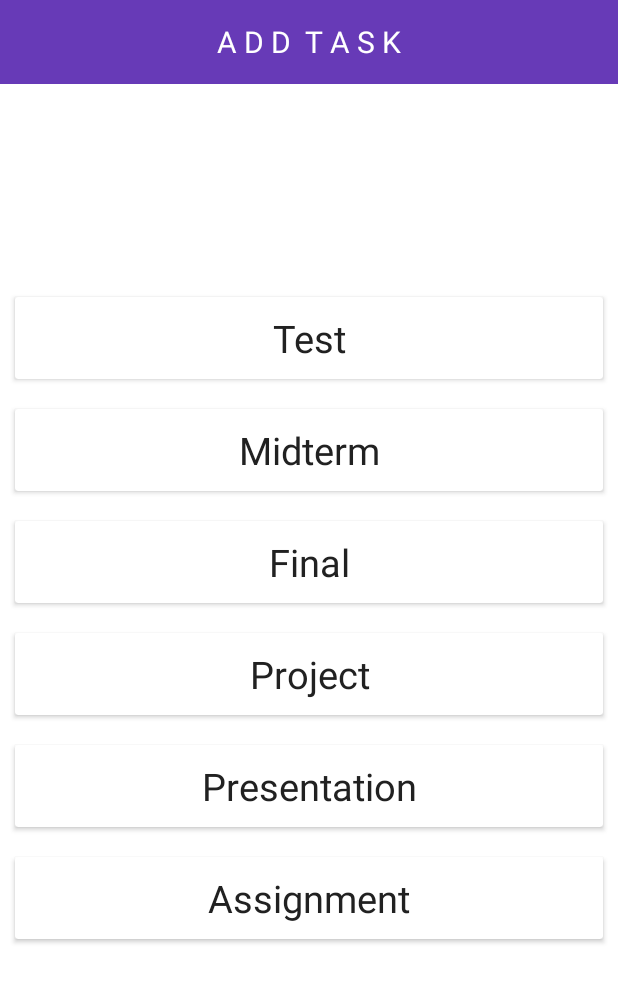
After one commit to drceogodpope/Courses, an Android app: the AddTaskActivity screen opened directly, with no data from a screen before it, on a phone screen of 412 x 824 dp. The commit adds this screen. Shown: the top 982 px of the screen. Run offline under Robolectric (Android 15) with nearby library versions, the phone set to English and light mode, and no system bars.

```diff
--- a/app/src/main/AndroidManifest.xml
+++ b/app/src/main/AndroidManifest.xml
@@ -24,6 +24,8 @@
             android:windowSoftInputMode="adjustResize">
         </activity>
 
+        <activity android:name=".AddTaskActivity"/>
+
     </application>
 
 </manifest>
--- /dev/null
+++ b/app/src/main/java/com/commisso/francesco/courses/AddTaskActivity.java
@@ -0,0 +1,24 @@
+package com.commisso.francesco.courses;
+
+import android.os.Bundle;
+import android.support.v7.app.AppCompatActivity;
+import android.view.Menu;
+
+/**
+ * Created by Francesco on 2016-10-28.
+ */
+
+public class AddTaskActivity extends AppCompatActivity {
+
+    @Override
+    public void onCreate(Bundle savedInstanceState){
+        super.onCreate(savedInstanceState);
+        setContentView(R.layout.add_task_activity);
+    }
+
+    @Override
+    public void onBackPressed() {
+        super.onBackPressed();
+        overridePendingTransition(R.anim.pull_in_left,R.anim.push_out_right);
+    }
+}
--- a/app/src/main/java/com/commisso/francesco/courses/TaskAdapter.java
+++ b/app/src/main/java/com/commisso/francesco/courses/TaskAdapter.java
@@ -33,9 +33,7 @@ public class TaskAdapter extends RecyclerView.Adapter<TaskAdapter.TaskCardViewHo
         return new TaskCardViewHolder(itemView);    }
 
     @Override
-    public int getItemCount() {
-        return tasks.size();
-    }
+    public int getItemCount() {return tasks.size();}
 
     public static class TaskCardViewHolder extends RecyclerView.ViewHolder{
 
--- /dev/null
+++ b/app/src/main/res/layout/add_project_layout.xml
@@ -0,0 +1,6 @@
+<?xml version="1.0" encoding="utf-8"?>
+<LinearLayout xmlns:android="http://schemas.android.com/apk/res/android"
+    android:orientation="vertical" android:layout_width="match_parent"
+    android:layout_height="match_parent">
+
+</LinearLayout>
--- /dev/null
+++ b/app/src/main/res/layout/add_task_activity.xml
@@ -0,0 +1,122 @@
+<?xml version="1.0" encoding="utf-8"?>
+<RelativeLayout xmlns:android="http://schemas.android.com/apk/res/android"
+    xmlns:app="http://schemas.android.com/apk/res-auto"
+    android:orientation="vertical"
+    android:layout_width="match_parent"
+    android:background="@color/white"
+    android:layout_height="match_parent">
+
+    <android.support.v7.widget.Toolbar
+        android:layout_width="match_parent"
+        android:background="?attr/colorPrimary"
+        android:layout_height="wrap_content">
+
+        <TextView
+            android:layout_width="wrap_content"
+            android:layout_height="wrap_content"
+            android:text="A D D  T A S K"
+            style="@style/TitleToolBar"/>
+
+
+    </android.support.v7.widget.Toolbar>
+
+    <LinearLayout
+        android:layout_width="match_parent"
+        android:layout_height="match_parent"
+        android:orientation="vertical"
+        android:gravity="center"
+        android:id="@+id/addTaskTaskTypeLayout"
+        android:layout_alignParentTop="true"
+        android:layout_alignParentStart="true">
+
+        <android.support.v7.widget.CardView
+            android:layout_width="match_parent"
+            android:layout_margin="10dp"
+            android:elevation="0dp"
+            android:layout_height="wrap_content">
+            <TextView
+                android:layout_width="match_parent"
+                android:layout_margin="10dp"
+                android:textAlignment="center"
+                android:layout_height="wrap_content"
+                android:textSize="25dp"
+                android:text="Test"/>
+        </android.support.v7.widget.CardView>
+
+        <android.support.v7.widget.CardView
+            android:layout_width="match_parent"
+            android:layout_margin="10dp"
+            android:elevation="0dp"
+            android:layout_height="wrap_content">
+            <TextView
+                android:layout_width="match_parent"
+                android:layout_margin="10dp"
+                android:textAlignment="center"
+                android:layout_height="wrap_content"
+                android:textSize="25dp"
+                android:text="Midterm"/>
+        </android.support.v7.widget.CardView>
+        <android.support.v7.widget.CardView
+            android:layout_width="match_parent"
+            android:layout_margin="10dp"
+            android:elevation="0dp"
+            android:layout_height="wrap_content">
+            <TextView
+                android:layout_width="match_parent"
+                android:layout_margin="10dp"
+                android:textAlignment="center"
+                android:layout_height="wrap_content"
+                android:textSize="25dp"
+                android:text="Final"/>
+        </android.support.v7.widget.CardView>
+        <android.support.v7.widget.CardView
+            android:layout_width="match_parent"
+            android:layout_margin="10dp"
+            android:elevation="0dp"
+            android:layout_height="wrap_content">
+
+            <TextView
+                android:layout_width="match_parent"
+                android:layout_margin="10dp"
+                android:textAlignment="center"
+                android:layout_height="wrap_content"
+                android:textSize="25dp"
+                android:text="Project"/>
+        </android.support.v7.widget.CardView>
+
+        <android.support.v7.widget.CardView
+            android:layout_width="match_parent"
+            android:layout_margin="10dp"
+            android:elevation="0dp"
+            android:layout_height="wrap_content">
+
+            <TextView
+                android:layout_width="match_parent"
+                android:layout_margin="10dp"
+                android:textAlignment="center"
+                android:layout_height="wrap_content"
+                android:textSize="25dp"
+                android:text="Presentation"/>
+        </android.support.v7.widget.CardView>
+
+        <android.support.v7.widget.CardView
+            android:layout_width="match_parent"
+            android:layout_margin="10dp"
+            android:elevation="0dp"
+            android:layout_height="wrap_content">
+
+            <TextView
+                android:layout_width="match_parent"
+                android:layout_margin="10dp"
+                android:textAlignment="center"
+                android:layout_height="wrap_content"
+                android:textSize="25dp"
+                android:text="Assignment"/>
+        </android.support.v7.widget.CardView>
+
+
+
+
+    </LinearLayout>
+
+</RelativeLayout>
--- a/app/src/main/res/layout/course_activity.xml
+++ b/app/src/main/res/layout/course_activity.xml
@@ -9,6 +9,7 @@
     <android.support.design.widget.FloatingActionButton
         android:layout_width="wrap_content"
         android:layout_height="wrap_content"
+        android:id="@+id/floatingActionButtonCourseActivity"
         android:layout_margin="16dp"
         android:layout_alignParentBottom="true"
         android:layout_alignParentRight="true"/>
@@ -74,7 +75,7 @@
                         android:layout_gravity="start"
                         android:layout_centerHorizontal="true"
                         android:textSize="15dp"
-                        android:gravity="center"
+                        android:gravity="top"
                         android:id="@+id/textViewCourseCode"
                         android:textColor="@color/white"
                         android:text="coursecode"/>
--- a/app/src/main/res/values/dimens.xml
+++ b/app/src/main/res/values/dimens.xml
@@ -4,4 +4,5 @@
     <dimen name="activity_vertical_margin">16dp</dimen>
     <dimen name="large_label_size">25dp</dimen>
     <dimen name="fab_margin">16dp</dimen>
+
 </resources>
```
Also changed, not shown: app/src/main/java/com/commisso/francesco/courses/AddCourseActivity.java (+7 -9 lines), app/src/main/java/com/commisso/francesco/courses/Course.java (+12 -16 lines), app/src/main/java/com/commisso/francesco/courses/CourseActivity.java (+28 -10 lines), app/src/main/java/com/commisso/francesco/courses/DBHelper.java (+123 -17 lines), app/src/main/java/com/commisso/francesco/courses/MainActivity.java (+8 -6 lines), app/src/main/java/com/commisso/francesco/courses/Project.java (+19 -2 lines), app/src/main/java/com/commisso/francesco/courses/Task.java (+12 -15 lines), app/src/main/java/com/commisso/francesco/courses/Test.java (+1 -8 lines).
